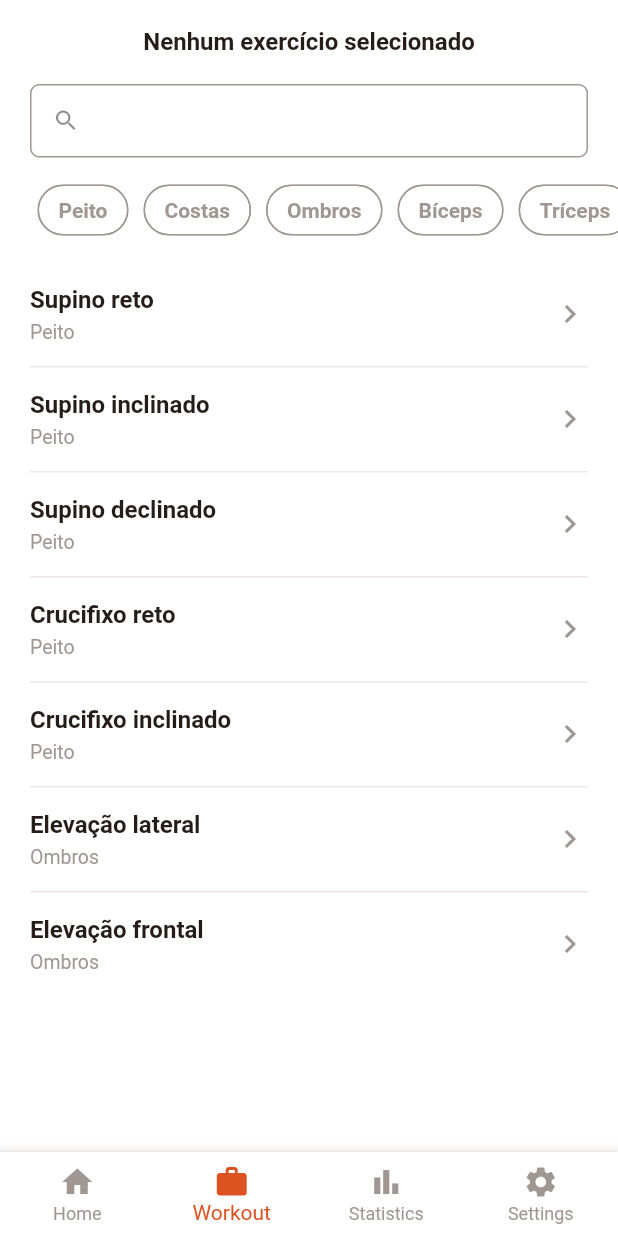
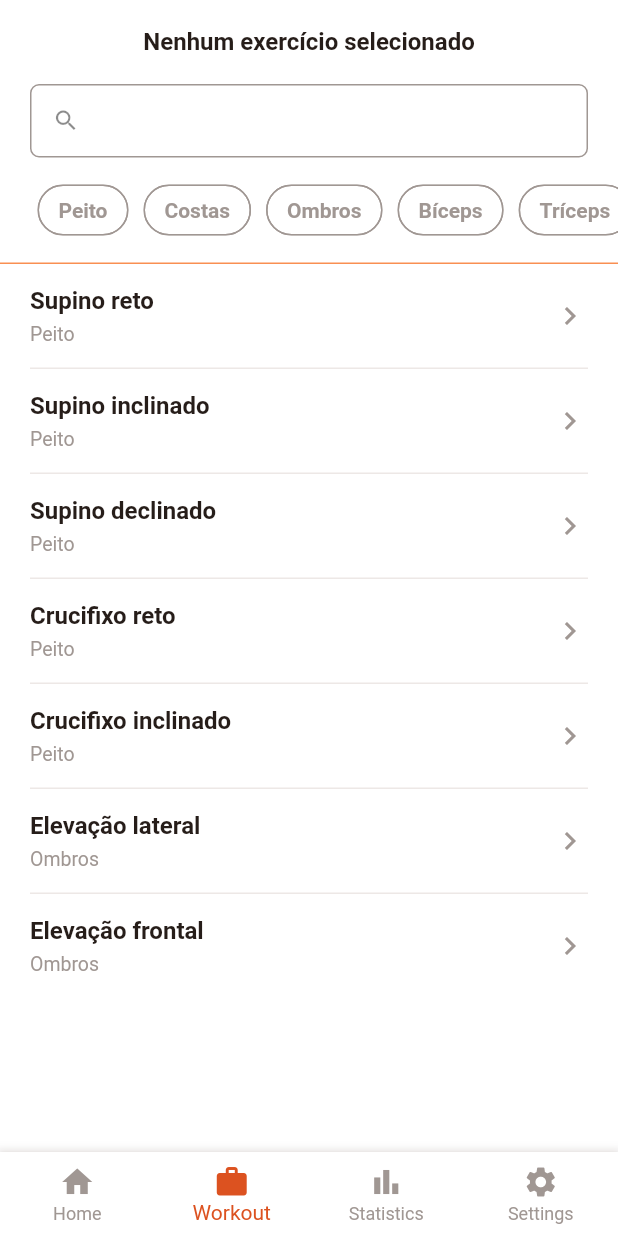
Before and after one commit to docputs/squeezed_app, a Flutter app: the ChooseExercisesPage screen opened by its route, on a phone screen of 412 x 824 dp. Run offline on Flutter 3.47's test engine with Material 2 defaults, Android fonts, the phone set to English and light mode, and no system bars; our stand-ins replace auto_route, cloud_firestore, firebase_auth, firebase_core, flash, flutter_mobx and 4 more; accounts and stored records are empty; generated files the repository leaves out were written again.

Commit message:
minor layout change

```diff
--- a/lib/features/workout/ui/choose_exercises_page.dart
+++ b/lib/features/workout/ui/choose_exercises_page.dart
@@ -39,6 +39,7 @@ class _ChooseExercisesPageState extends State<ChooseExercisesPage> {
             const SizedBox(height: 10),
             _buildMuscleFilterRow(),
             const SizedBox(height: 10),
+            const CustomDivider(color: AppColors.primaryLight),
             _buildExercisesOrEmptyWarning(),
           ],
         ),
```
